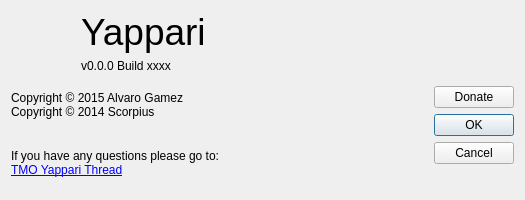
smatkovi/yappari-leste, file src/Gui/ui/aboutdialog.ui: the form before one commit.
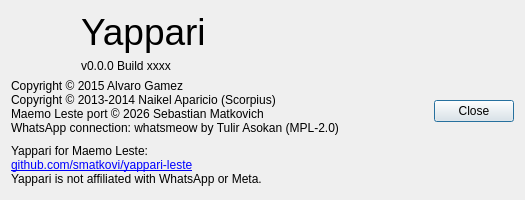
The form after the commit. Icons and pictures are not drawn.

Commit message: Port the Yappari UI to Qt 5 and the yappari-wa daemon

Diff of the .ui file:
```diff
--- a/src/Gui/ui/aboutdialog.ui
+++ b/src/Gui/ui/aboutdialog.ui
@@ -63,14 +63,16 @@
       <widget class="QLabel" name="label_4">
        <property name="text">
         <string>Copyright © 2015 Alvaro Gamez
-Copyright © 2014 Scorpius</string>
+Copyright © 2013-2014 Naikel Aparicio (Scorpius)
+Maemo Leste port © 2026 Sebastian Matkovich
+WhatsApp connection: whatsmeow by Tulir Asokan (MPL-2.0)</string>
        </property>
       </widget>
      </item>
      <item>
       <widget class="QLabel" name="label_3">
        <property name="text">
-        <string>&lt;html&gt;&lt;head/&gt;&lt;body&gt;&lt;p&gt;If you have any questions please go to:&lt;br/&gt;&lt;a href=&quot;http://talk.maemo.org/showthread.php?t=94465&quot;&gt;&lt;span style=&quot; text-decoration: underline; color:#0000ff;&quot;&gt;TMO Yappari Thread&lt;/span&gt;&lt;/a&gt;&lt;/p&gt;&lt;/body&gt;&lt;/html&gt;</string>
+        <string>&lt;html&gt;&lt;head/&gt;&lt;body&gt;&lt;p&gt;Yappari for Maemo Leste:&lt;br/&gt;&lt;a href=&quot;https://github.com/smatkovi/yappari-leste&quot;&gt;&lt;span style=&quot; text-decoration: underline; color:#0000ff;&quot;&gt;github.com/smatkovi/yappari-leste&lt;/span&gt;&lt;/a&gt;&lt;br/&gt;Yappari is not affiliated with WhatsApp or Meta.&lt;/p&gt;&lt;/body&gt;&lt;/html&gt;</string>
        </property>
        <property name="textFormat">
         <enum>Qt::RichText</enum>
@@ -97,26 +99,13 @@
        </property>
       </spacer>
      </item>
-     <item>
-      <widget class="QPushButton" name="donateButton">
-       <property name="sizePolicy">
-        <sizepolicy hsizetype="Minimum" vsizetype="Fixed">
-         <horstretch>0</horstretch>
-         <verstretch>0</verstretch>
-        </sizepolicy>
-       </property>
-       <property name="text">
-        <string>Donate</string>
-       </property>
-      </widget>
-     </item>
      <item>
       <widget class="QDialogButtonBox" name="buttonBox">
        <property name="orientation">
         <enum>Qt::Vertical</enum>
        </property>
        <property name="standardButtons">
-        <set>QDialogButtonBox::Cancel|QDialogButtonBox::Ok</set>
+        <set>QDialogButtonBox::Close</set>
        </property>
       </widget>
      </item>
```
Left out of the diff: 2 changed lines with no effect on the pictures. The commit also changes 67 other files.
